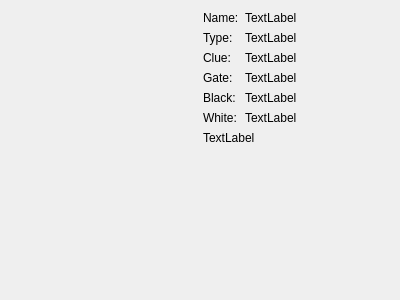
This is arkhorclient/gui/mythosdatawidget.ui in kingnak/arkhor as Qt 5 draws it before an edit. The edited form follows.
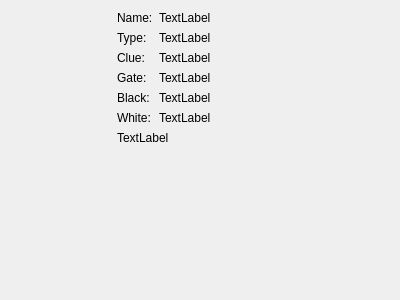
This is the edited form.

Patch:
```diff
--- a/arkhorclient/gui/mythosdatawidget.ui
+++ b/arkhorclient/gui/mythosdatawidget.ui
@@ -13,7 +13,7 @@
   <property name="windowTitle">
    <string>Form</string>
   </property>
-  <layout class="QHBoxLayout" name="horizontalLayout">
+  <layout class="QHBoxLayout" name="horizontalLayout" stretch="0,1">
    <item>
     <widget class="QWidget" name="wgtMythosCard" native="true">
      <property name="minimumSize">
@@ -22,6 +22,12 @@
        <height>150</height>
       </size>
      </property>
+     <property name="maximumSize">
+      <size>
+       <width>100</width>
+       <height>150</height>
+      </size>
+     </property>
     </widget>
    </item>
    <item>
```
